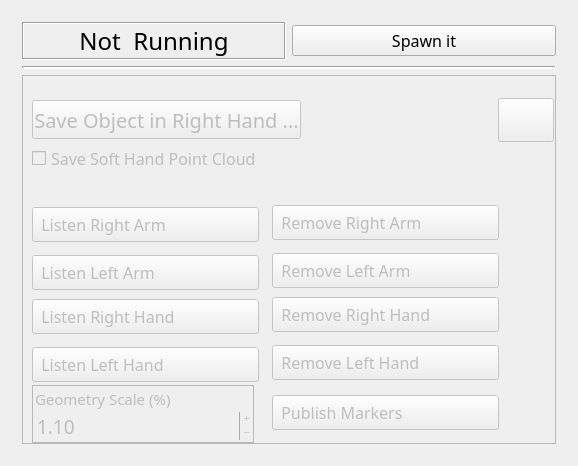
Before: the Qt Designer form src/listener/gui/listener_gui.ui in Tabjones/pacman_vision, drawn with Qt 5.
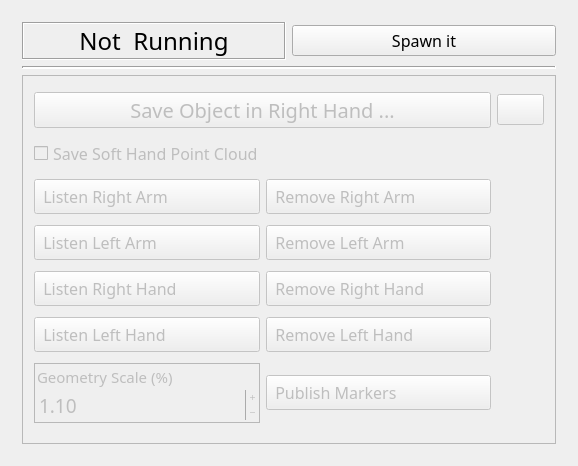
After: the same form once the commit is applied. Icons and pictures are not drawn.

Commit message: Finish listener_gui

What changed in the file:
```diff
--- a/src/listener/gui/listener_gui.ui
+++ b/src/listener/gui/listener_gui.ui
@@ -124,15 +124,85 @@
          <property name="frameShadow">
           <enum>QFrame::Raised</enum>
          </property>
+         <layout class="QGridLayout" name="gridLayout_2">
+          <item row="0" column="0" colspan="2">
+           <widget class="QPushButton" name="GetInHandButt">
+            <property name="font">
+             <font>
+              <family>Oxygen-Sans</family>
+              <pointsize>15</pointsize>
+             </font>
+            </property>
+            <property name="focusPolicy">
+             <enum>Qt::NoFocus</enum>
+            </property>
+            <property name="acceptDrops">
+             <bool>false</bool>
+            </property>
+            <property name="toolTip">
+             <string>Save a Point Cloud of the object grasped on Vito Left/Right hands. Optionally get the point cloud of the hand also</string>
+            </property>
+            <property name="layoutDirection">
+             <enum>Qt::LeftToRight</enum>
+            </property>
+            <property name="styleSheet">
+             <string notr="true">Text-align:center</string>
+            </property>
+            <property name="text">
+             <string>Save Object in Right Hand ...</string>
+            </property>
+            <property name="iconSize">
+             <size>
+              <width>32</width>
+              <height>32</height>
+             </size>
+            </property>
+            <property name="checkable">
+             <bool>false</bool>
+            </property>
+           </widget>
+          </item>
+          <item row="0" column="2">
+           <widget class="QPushButton" name="SwitchHandButt">
+            <property name="sizePolicy">
+             <sizepolicy hsizetype="Fixed" vsizetype="Fixed">
+              <horstretch>0</horstretch>
+              <verstretch>0</verstretch>
+             </sizepolicy>
+            </property>
+            <property name="toolTip">
+             <string>Switch grasping hand to consider when saving object in hand.</string>
+            </property>
+            <property name="text">
+             <string notr="true"/>
+            </property>
+            <property name="icon">
+             <iconset resource="../../../resources/resources.qrc">
+              <normaloff>:/icons/refresh.png</normaloff>:/icons/refresh.png</iconset>
+            </property>
+            <property name="iconSize">
+             <size>
+              <width>32</width>
+              <height>32</height>
+             </size>
+            </property>
+            <property name="flat">
+             <bool>false</bool>
+            </property>
+           </widget>
+          </item>
+          <item row="1" column="0" colspan="3">
+           <widget class="QCheckBox" name="saveHand">
+            <property name="toolTip">
+             <string>Also save soft hand point cloud when saving object in hand.</string>
+            </property>
+            <property name="text">
+             <string>Save Soft Hand Point Cloud</string>
+            </property>
+           </widget>
+          </item>
+          <item row="2" column="0">
          <widget class="QPushButton" name="LRAButt">
-          <property name="geometry">
-           <rect>
-            <x>10</x>
-            <y>132</y>
-            <width>227</width>
-            <height>35</height>
-           </rect>
-          </property>
           <property name="maximumSize">
            <size>
             <width>16777215</width>
@@ -175,18 +245,339 @@
            <bool>true</bool>
           </property>
          </widget>
+          </item>
+          <item row="2" column="1">
+           <widget class="QPushButton" name="RRAButt">
+            <property name="enabled">
+             <bool>false</bool>
+            </property>
+            <property name="maximumSize">
+             <size>
+              <width>16777215</width>
+              <height>35</height>
+             </size>
+            </property>
+            <property name="font">
+             <font>
+              <family>Oxygen-Sans</family>
+              <pointsize>12</pointsize>
+             </font>
+            </property>
+            <property name="focusPolicy">
+             <enum>Qt::NoFocus</enum>
+            </property>
+            <property name="acceptDrops">
+             <bool>false</bool>
+            </property>
+            <property name="toolTip">
+             <string>Remove Vito Right Arm from the scene.</string>
+            </property>
+            <property name="styleSheet">
+             <string notr="true">Text-align:left</string>
+            </property>
+            <property name="text">
+             <string>  Remove Right Arm</string>
+            </property>
+            <property name="icon">
+             <iconset resource="../../../resources/resources.qrc">
+              <normaloff>:/icons/off.png</normaloff>
+              <normalon>:/icons/on.png</normalon>:/icons/off.png</iconset>
+            </property>
+            <property name="iconSize">
+             <size>
+              <width>32</width>
+              <height>32</height>
+             </size>
+            </property>
+            <property name="checkable">
+             <bool>true</bool>
+            </property>
+           </widget>
+          </item>
+          <item row="3" column="0">
+           <widget class="QPushButton" name="LLAButt">
+            <property name="maximumSize">
+             <size>
+              <width>16777215</width>
+              <height>35</height>
+             </size>
+            </property>
+            <property name="font">
+             <font>
+              <family>Oxygen-Sans</family>
+              <pointsize>12</pointsize>
+             </font>
+            </property>
+            <property name="focusPolicy">
+             <enum>Qt::NoFocus</enum>
+            </property>
+            <property name="acceptDrops">
+             <bool>false</bool>
+            </property>
+            <property name="toolTip">
+             <string>Listen to Vito Left Arm transforms and store them.</string>
+            </property>
+            <property name="styleSheet">
+             <string notr="true">Text-align:left</string>
+            </property>
+            <property name="text">
+             <string>  Listen Left Arm</string>
+            </property>
+            <property name="icon">
+             <iconset resource="../../../resources/resources.qrc">
+              <normaloff>:/icons/off.png</normaloff>
+              <normalon>:/icons/on.png</normalon>:/icons/off.png</iconset>
+            </property>
+            <property name="iconSize">
+             <size>
+              <width>32</width>
+              <height>32</height>
+             </size>
+            </property>
+            <property name="checkable">
+             <bool>true</bool>
+            </property>
+           </widget>
+          </item>
+          <item row="3" column="1">
+           <widget class="QPushButton" name="RLAButt">
+            <property name="enabled">
+             <bool>false</bool>
+            </property>
+            <property name="maximumSize">
+             <size>
+              <width>16777215</width>
+              <height>35</height>
+             </size>
+            </property>
+            <property name="font">
+             <font>
+              <family>Oxygen-Sans</family>
+              <pointsize>12</pointsize>
+             </font>
+            </property>
+            <property name="focusPolicy">
+             <enum>Qt::NoFocus</enum>
+            </property>
+            <property name="acceptDrops">
+             <bool>false</bool>
+            </property>
+            <property name="toolTip">
+             <string>Remove Vito Left Arm from the scene.</string>
+            </property>
+            <property name="styleSheet">
+             <string notr="true">Text-align:left</string>
+            </property>
+            <property name="text">
+             <string>  Remove Left Arm</string>
+            </property>
+            <property name="icon">
+             <iconset resource="../../../resources/resources.qrc">
+              <normaloff>:/icons/off.png</normaloff>
+              <normalon>:/icons/on.png</normalon>:/icons/off.png</iconset>
+            </property>
+            <property name="iconSize">
+             <size>
+              <width>32</width>
+              <height>32</height>
+             </size>
+            </property>
+            <property name="checkable">
+             <bool>true</bool>
+            </property>
+           </widget>
+          </item>
+          <item row="4" column="0">
+           <widget class="QPushButton" name="LRHButt">
+            <property name="maximumSize">
+             <size>
+              <width>16777215</width>
+              <height>35</height>
+             </size>
+            </property>
+            <property name="font">
+             <font>
+              <family>Oxygen-Sans</family>
+              <pointsize>12</pointsize>
+             </font>
+            </property>
+            <property name="focusPolicy">
+             <enum>Qt::NoFocus</enum>
+            </property>
+            <property name="acceptDrops">
+             <bool>false</bool>
+            </property>
+            <property name="toolTip">
+             <string>Listen to Vito Right Hand transforms and store them.</string>
+            </property>
+            <property name="styleSheet">
+             <string notr="true">Text-align:left</string>
+            </property>
+            <property name="text">
+             <string>  Listen Right Hand</string>
+            </property>
+            <property name="icon">
+             <iconset resource="../../../resources/resources.qrc">
+              <normaloff>:/icons/off.png</normaloff>
+              <normalon>:/icons/on.png</normalon>:/icons/off.png</iconset>
+            </property>
+            <property name="iconSize">
+             <size>
+              <width>32</width>
+              <height>32</height>
+             </size>
+            </property>
+            <property name="checkable">
+             <bool>true</bool>
+            </property>
+           </widget>
+          </item>
+          <item row="4" column="1">
+           <widget class="QPushButton" name="RRHButt">
+            <property name="enabled">
+             <bool>false</bool>
+            </property>
+            <property name="maximumSize">
+             <size>
+              <width>16777215</width>
+              <height>35</height>
+             </size>
+            </property>
+            <property name="font">
+             <font>
+              <family>Oxygen-Sans</family>
+              <pointsize>12</pointsize>
+             </font>
+            </property>
+            <property name="focusPolicy">
+             <enum>Qt::NoFocus</enum>
+            </property>
+            <property name="acceptDrops">
+             <bool>false</bool>
+            </property>
+            <property name="toolTip">
+             <string>Remove Vito Right Arm from the scene.</string>
+            </property>
+            <property name="styleSheet">
+             <string notr="true">Text-align:left</string>
+            </property>
+            <property name="text">
+             <string>  Remove Right Hand</string>
+            </property>
+            <property name="icon">
+             <iconset resource="../../../resources/resources.qrc">
+              <normaloff>:/icons/off.png</normaloff>
+              <normalon>:/icons/on.png</normalon>:/icons/off.png</iconset>
+            </property>
+            <property name="iconSize">
+             <size>
+              <width>32</width>
+              <height>32</height>
+             </size>
+            </property>
+            <property name="checkable">
+             <bool>true</bool>
+            </property>
+           </widget>
+          </item>
+          <item row="5" column="0">
+           <widget class="QPushButton" name="LLHButt">
+            <property name="maximumSize">
+             <size>
+              <width>16777215</width>
+              <height>35</height>
+             </size>
+            </property>
+            <property name="font">
+             <font>
+              <family>Oxygen-Sans</family>
+              <pointsize>12</pointsize>
+             </font>
+            </property>
+            <property name="focusPolicy">
+             <enum>Qt::NoFocus</enum>
+            </property>
+            <property name="acceptDrops">
+             <bool>false</bool>
+            </property>
+            <property name="toolTip">
+             <string>Listen to Vito Left Hand transforms and store them.</string>
+            </property>
+            <property name="styleSheet">
+             <string notr="true">Text-align:left</string>
+            </property>
+            <property name="text">
+             <string>  Listen Left Hand</string>
+            </property>
+            <property name="icon">
+             <iconset resource="../../../resources/resources.qrc">
+              <normaloff>:/icons/off.png</normaloff>
+              <normalon>:/icons/on.png</normalon>:/icons/off.png</iconset>
+            </property>
+            <property name="iconSize">
+             <size>
+              <width>32</width>
+              <height>32</height>
+             </size>
+            </property>
+            <property name="checkable">
+             <bool>true</bool>
+            </property>
+           </widget>
+          </item>
+          <item row="5" column="1">
+           <widget class="QPushButton" name="RLHButt">
+            <property name="enabled">
+             <bool>false</bool>
+            </property>
+            <property name="maximumSize">
+             <size>
+              <width>16777215</width>
+              <height>35</height>
+             </size>
+            </property>
+            <property name="font">
+             <font>
+              <family>Oxygen-Sans</family>
+              <pointsize>12</pointsize>
+             </font>
+            </property>
+            <property name="focusPolicy">
+             <enum>Qt::NoFocus</enum>
+            </property>
+            <property name="acceptDrops">
+             <bool>false</bool>
+            </property>
+            <property name="toolTip">
+             <string>Remove Vito Left Hand from the scene.</string>
+            </property>
+            <property name="styleSheet">
+             <string notr="true">Text-align:left</string>
+            </property>
+            <property name="text">
+             <string>  Remove Left Hand</string>
+            </property>
+            <property name="icon">
+             <iconset resource="../../../resources/resources.qrc">
+              <normaloff>:/icons/off.png</normaloff>
+              <normalon>:/icons/on.png</normalon>:/icons/off.png</iconset>
+            </property>
+            <property name="iconSize">
+             <size>
+              <width>32</width>
+              <height>32</height>
+             </size>
+            </property>
+            <property name="checkable">
+             <bool>true</bool>
+            </property>
+           </widget>
+          </item>
+          <item row="6" column="0">
          <widget class="QFrame" name="ScaleF">
           <property name="enabled">
            <bool>false</bool>
           </property>
-          <property name="geometry">
-           <rect>
-            <x>10</x>
-            <y>310</y>
-            <width>222</width>
-            <height>58</height>
-           </rect>
-          </property>
           <property name="sizePolicy">
            <sizepolicy hsizetype="Preferred" vsizetype="Fixed">
             <horstretch>0</horstretch>
@@ -288,15 +679,9 @@
            </item>
           </layout>
          </widget>
+          </item>
+          <item row="6" column="1">
          <widget class="QPushButton" name="MarksButt">
-          <property name="geometry">
-           <rect>
-            <x>250</x>
-            <y>320</y>
-            <width>227</width>
-            <height>35</height>
-           </rect>
-          </property>
           <property name="maximumSize">
            <size>
             <width>16777215</width>
@@ -339,469 +724,8 @@
            <bool>true</bool>
           </property>
          </widget>
-         <widget class="QPushButton" name="GetInHandButt">
-          <property name="geometry">
-           <rect>
-            <x>10</x>
-            <y>25</y>
-            <width>269</width>
-            <height>39</height>
-           </rect>
-          </property>
-          <property name="font">
-           <font>
-            <family>Oxygen-Sans</family>
-            <pointsize>15</pointsize>
-           </font>
-          </property>
-          <property name="focusPolicy">
-           <enum>Qt::NoFocus</enum>
-          </property>
-          <property name="acceptDrops">
-           <bool>false</bool>
-          </property>
-          <property name="toolTip">
-           <string>Save a Point Cloud of the object grasped on Vito Left/Right hands. Optionally get the point cloud of the hand also</string>
-          </property>
-          <property name="layoutDirection">
-           <enum>Qt::LeftToRight</enum>
-          </property>
-          <property name="styleSheet">
-           <string notr="true">Text-align:center</string>
-          </property>
-          <property name="text">
-           <string>Save Object in Right Hand ...</string>
-          </property>
-          <property name="iconSize">
-           <size>
-            <width>32</width>
-            <height>32</height>
-           </size>
-          </property>
-          <property name="checkable">
-           <bool>false</bool>
-          </property>
-         </widget>
-         <widget class="QPushButton" name="SwitchHandButt">
-          <property name="geometry">
-           <rect>
-            <x>476</x>
-            <y>23</y>
-            <width>56</width>
-            <height>44</height>
-           </rect>
-          </property>
-          <property name="sizePolicy">
-           <sizepolicy hsizetype="Fixed" vsizetype="Fixed">
-            <horstretch>0</horstretch>
-            <verstretch>0</verstretch>
-           </sizepolicy>
-          </property>
-          <property name="toolTip">
-           <string>Switch grasping hand to consider when saving object in hand.</string>
-          </property>
-          <property name="text">
-           <string notr="true"/>
-          </property>
-          <property name="icon">
-           <iconset resource="../../../resources/resources.qrc">
-            <normaloff>:/icons/refresh.png</normaloff>:/icons/refresh.png</iconset>
-          </property>
-          <property name="iconSize">
-           <size>
-            <width>32</width>
-            <height>32</height>
-           </size>
-          </property>
-          <property name="flat">
-           <bool>false</bool>
-          </property>
-         </widget>
-         <widget class="QCheckBox" name="saveHand">
-          <property name="geometry">
-           <rect>
-            <x>10</x>
-            <y>70</y>
-            <width>521</width>
-            <height>27</height>
-           </rect>
-          </property>
-          <property name="toolTip">
-           <string>Also save soft hand point cloud when saving object in hand.</string>
-          </property>
-          <property name="text">
-           <string>Save Soft Hand Point Cloud</string>
-          </property>
-         </widget>
-         <widget class="QPushButton" name="RRAButt">
-          <property name="enabled">
-           <bool>false</bool>
-          </property>
-          <property name="geometry">
-           <rect>
-            <x>250</x>
-            <y>130</y>
-            <width>227</width>
-            <height>35</height>
-           </rect>
-          </property>
-          <property name="maximumSize">
-           <size>
-            <width>16777215</width>
-            <height>35</height>
-           </size>
-          </property>
-          <property name="font">
-           <font>
-            <family>Oxygen-Sans</family>
-            <pointsize>12</pointsize>
-           </font>
-          </property>
-          <property name="focusPolicy">
-           <enum>Qt::NoFocus</enum>
-          </property>
-          <property name="acceptDrops">
-           <bool>false</bool>
-          </property>
-          <property name="toolTip">
-           <string>Remove Vito Right Arm from the scene.</string>
-          </property>
-          <property name="styleSheet">
-           <string notr="true">Text-align:left</string>
-          </property>
-          <property name="text">
-           <string>  Remove Right Arm</string>
-          </property>
-          <property name="icon">
-           <iconset resource="../../../resources/resources.qrc">
-            <normaloff>:/icons/off.png</normaloff>
-            <normalon>:/icons/on.png</normalon>:/icons/off.png</iconset>
-          </property>
-          <property name="iconSize">
-           <size>
-            <width>32</width>
-            <height>32</height>
-           </size>
-          </property>
-          <property name="checkable">
-           <bool>true</bool>
-          </property>
-         </widget>
-         <widget class="QPushButton" name="RLAButt">
-          <property name="enabled">
-           <bool>false</bool>
-          </property>
-          <property name="geometry">
-           <rect>
-            <x>250</x>
-            <y>178</y>
-            <width>227</width>
-            <height>35</height>
-           </rect>
-          </property>
-          <property name="maximumSize">
-           <size>
-            <width>16777215</width>
-            <height>35</height>
-           </size>
-          </property>
-          <property name="font">
-           <font>
-            <family>Oxygen-Sans</family>
-            <pointsize>12</pointsize>
-           </font>
-          </property>
-          <property name="focusPolicy">
-           <enum>Qt::NoFocus</enum>
-          </property>
-          <property name="acceptDrops">
-           <bool>false</bool>
-          </property>
-          <property name="toolTip">
-           <string>Remove Vito Left Arm from the scene.</string>
-          </property>
-          <property name="styleSheet">
-           <string notr="true">Text-align:left</string>
-          </property>
-          <property name="text">
-           <string>  Remove Left Arm</string>
-          </property>
-          <property name="icon">
-           <iconset resource="../../../resources/resources.qrc">
-            <normaloff>:/icons/off.png</normaloff>
-            <normalon>:/icons/on.png</normalon>:/icons/off.png</iconset>
-          </property>
-          <property name="iconSize">
-           <size>
-            <width>32</width>
-            <height>32</height>
-           </size>
-          </property>
-          <property name="checkable">
-           <bool>true</bool>
-          </property>
-         </widget>
-         <widget class="QPushButton" name="LLAButt">
-          <property name="geometry">
-           <rect>
-            <x>10</x>
-            <y>180</y>
-            <width>227</width>
-            <height>35</height>
-           </rect>
-          </property>
-          <property name="maximumSize">
-           <size>
-            <width>16777215</width>
-            <height>35</height>
-           </size>
-          </property>
-          <property name="font">
-           <font>
-            <family>Oxygen-Sans</family>
-            <pointsize>12</pointsize>
-           </font>
-          </property>
-          <property name="focusPolicy">
-           <enum>Qt::NoFocus</enum>
-          </property>
-          <property name="acceptDrops">
-           <bool>false</bool>
-          </property>
-          <property name="toolTip">
-           <string>Listen to Vito Left Arm transforms and store them.</string>
-          </property>
-          <property name="styleSheet">
-           <string notr="true">Text-align:left</string>
-          </property>
-          <property name="text">
-           <string>  Listen Left Arm</string>
-          </property>
-          <property name="icon">
-           <iconset resource="../../../resources/resources.qrc">
-            <normaloff>:/icons/off.png</normaloff>
-            <normalon>:/icons/on.png</normalon>:/icons/off.png</iconset>
-          </property>
-          <property name="iconSize">
-           <size>
-            <width>32</width>
-            <height>32</height>
-           </size>
-          </property>
-          <property name="checkable">
-           <bool>true</bool>
-          </property>
-         </widget>
-         <widget class="QPushButton" name="RRHButt">
-          <property name="enabled">
-           <bool>false</bool>
-          </property>
-          <property name="geometry">
-           <rect>
-            <x>250</x>
-            <y>222</y>
-            <width>227</width>
-            <height>35</height>
-           </rect>
-          </property>
-          <property name="maximumSize">
-           <size>
-            <width>16777215</width>
-            <height>35</height>
-           </size>
-          </property>
-          <property name="font">
-           <font>
-            <family>Oxygen-Sans</family>
-            <pointsize>12</pointsize>
-           </font>
-          </property>
-          <property name="focusPolicy">
-           <enum>Qt::NoFocus</enum>
-          </property>
-          <property name="acceptDrops">
-           <bool>false</bool>
-          </property>
-          <property name="toolTip">
-           <string>Remove Vito Right Arm from the scene.</string>
-          </property>
-          <property name="styleSheet">
-           <string notr="true">Text-align:left</string>
-          </property>
-          <property name="text">
-           <string>  Remove Right Hand</string>
-          </property>
-          <property name="icon">
-           <iconset resource="../../../resources/resources.qrc">
-            <normaloff>:/icons/off.png</normaloff>
-            <normalon>:/icons/on.png</normalon>:/icons/off.png</iconset>
-          </property>
-          <property name="iconSize">
-           <size>
-            <width>32</width>
-            <height>32</height>
-           </size>
-          </property>
-          <property name="checkable">
-           <bool>true</bool>
-          </property>
-         </widget>
-         <widget class="QPushButton" name="LLHButt">
-          <property name="geometry">
-           <rect>
-            <x>10</x>
-            <y>272</y>
-            <width>227</width>
-            <height>35</height>
-           </rect>
-          </property>
-          <property name="maximumSize">
-           <size>
-            <width>16777215</width>
-            <height>35</height>
-           </size>
-          </property>
-          <property name="font">
-           <font>
-            <family>Oxygen-Sans</family>
-            <pointsize>12</pointsize>
-           </font>
-          </property>
-          <property name="focusPolicy">
-           <enum>Qt::NoFocus</enum>
-          </property>
-          <property name="acceptDrops">
-           <bool>false</bool>
-          </property>
-          <property name="toolTip">
-           <string>Listen to Vito Left Hand transforms and store them.</string>
-          </property>
-          <property name="styleSheet">
-           <string notr="true">Text-align:left</string>
-          </property>
-          <property name="text">
-           <string>  Listen Left Hand</string>
-          </property>
-          <property name="icon">
-           <iconset resource="../../../resources/resources.qrc">
-            <normaloff>:/icons/off.png</normaloff>
-            <normalon>:/icons/on.png</normalon>:/icons/off.png</iconset>
-          </property>
-          <property name="iconSize">
-           <size>
-            <width>32</width>
-            <height>32</height>
-           </size>
-          </property>
-          <property name="checkable">
-           <bool>true</bool>
-          </property>
-         </widget>
-         <widget class="QPushButton" name="LRHButt">
-          <property name="geometry">
-           <rect>
-            <x>10</x>
-            <y>224</y>
-            <width>227</width>
-            <height>35</height>
-           </rect>
-          </property>
-          <property name="maximumSize">
-           <size>
-            <width>16777215</width>
-            <height>35</height>
-           </size>
-          </property>
-          <property name="font">
-           <font>
-            <family>Oxygen-Sans</family>
-            <pointsize>12</pointsize>
-           </font>
-          </property>
-          <property name="focusPolicy">
-           <enum>Qt::NoFocus</enum>
-          </property>
-          <property name="acceptDrops">
-           <bool>false</bool>
-          </property>
-          <property name="toolTip">
-           <string>Listen to Vito Right Hand transforms and store them.</string>
-          </property>
-          <property name="styleSheet">
-           <string notr="true">Text-align:left</string>
-          </property>
-          <property name="text">
-           <string>  Listen Right Hand</string>
-          </property>
-          <property name="icon">
-           <iconset resource="../../../resources/resources.qrc">
-            <normaloff>:/icons/off.png</normaloff>
-            <normalon>:/icons/on.png</normalon>:/icons/off.png</iconset>
-          </property>
-          <property name="iconSize">
-           <size>
-            <width>32</width>
-            <height>32</height>
-           </size>
-          </property>
-          <property name="checkable">
-           <bool>true</bool>
-          </property>
-         </widget>
-         <widget class="QPushButton" name="RLHButt">
-          <property name="enabled">
-           <bool>false</bool>
-          </property>
-          <property name="geometry">
-           <rect>
-            <x>250</x>
-            <y>270</y>
-            <width>227</width>
-            <height>35</height>
-           </rect>
-          </property>
-          <property name="maximumSize">
-           <size>
-            <width>16777215</width>
-            <height>35</height>
-           </size>
-          </property>
-          <property name="font">
-           <font>
-            <family>Oxygen-Sans</family>
-            <pointsize>12</pointsize>
-           </font>
-          </property>
-          <property name="focusPolicy">
-           <enum>Qt::NoFocus</enum>
-          </property>
-          <property name="acceptDrops">
-           <bool>false</bool>
-          </property>
-          <property name="toolTip">
-           <string>Remove Vito Left Hand from the scene.</string>
-          </property>
-          <property name="styleSheet">
-           <string notr="true">Text-align:left</string>
-          </property>
-          <property name="text">
-           <string>  Remove Left Hand</string>
-          </property>
-          <property name="icon">
-           <iconset resource="../../../resources/resources.qrc">
-            <normaloff>:/icons/off.png</normaloff>
-            <normalon>:/icons/on.png</normalon>:/icons/off.png</iconset>
-          </property>
-          <property name="iconSize">
-           <size>
-            <width>32</width>
-            <height>32</height>
-           </size>
-          </property>
-          <property name="checkable">
-           <bool>true</bool>
-          </property>
-         </widget>
+          </item>
+         </layout>
         </widget>
        </item>
       </layout>
```
Lines whose indentation alone changed are shown as unchanged. The commit also changes 3 other files.
